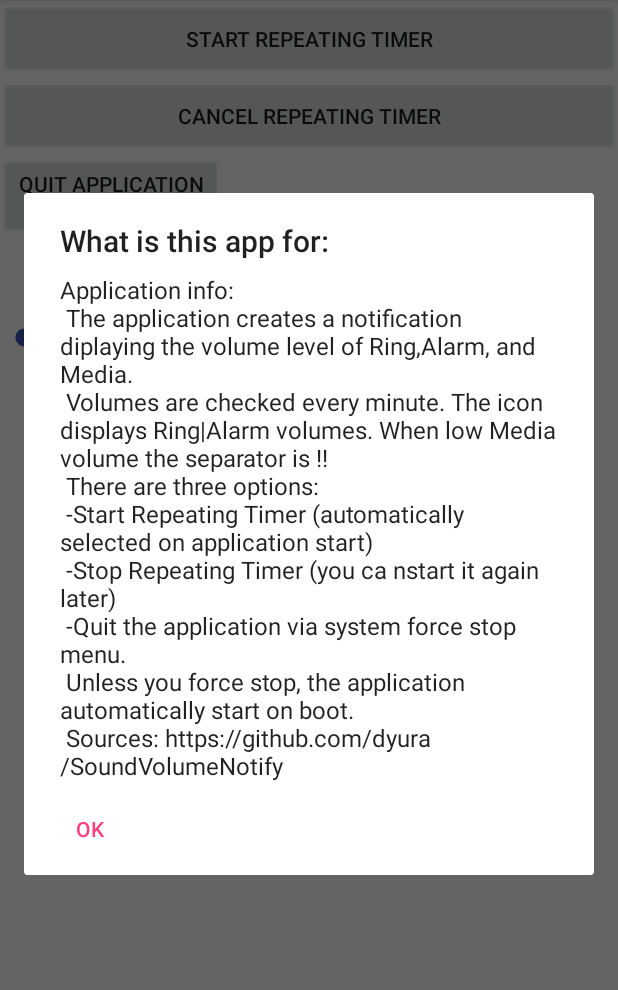
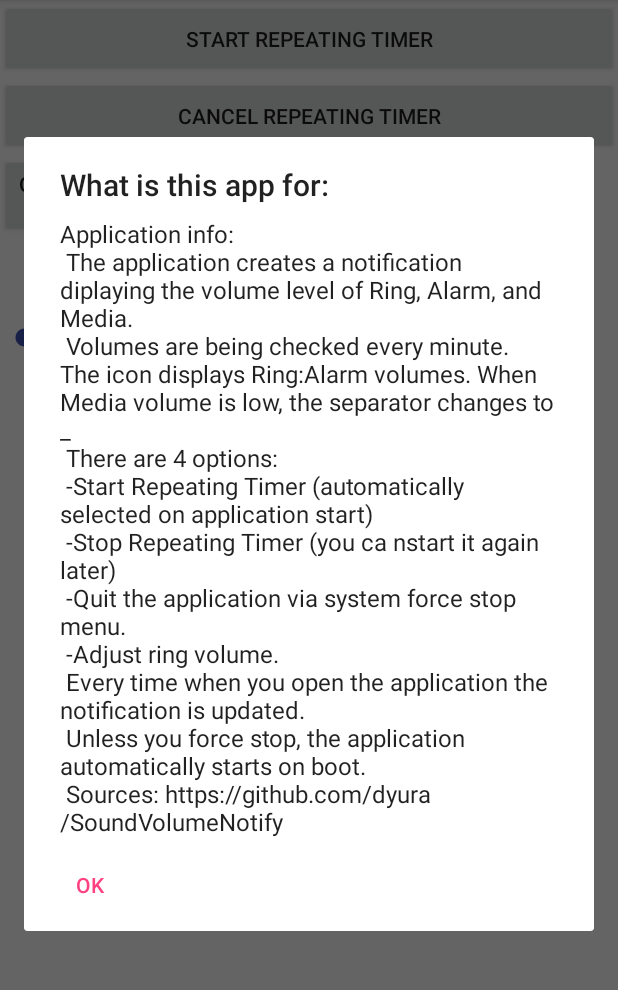
Before and after one commit to dyura/SoundVolumeNotify, an Android app: the screen it shows after launch (SoundVolumeActivity), in the options menu, after a tap on "Information", on a phone screen of 412 x 824 dp, the part 84-1074 px from its top. Run offline under Robolectric (Android 15) with nearby library versions, the phone set to English and light mode, and no system bars.

Commit message:
change the seekBar colour Changed the application icon Updated Help

```diff
--- a/app/src/main/java/soundvolume/my/soundvolumenotify/SoundVolumeActivity.java
+++ b/app/src/main/java/soundvolume/my/soundvolumenotify/SoundVolumeActivity.java
@@ -6,6 +6,8 @@ import android.app.PendingIntent;
 import android.content.Context;
 import android.content.DialogInterface;
 import android.content.Intent;
+import android.content.res.ColorStateList;
+import android.graphics.Color;
 import android.media.AudioManager;
 import android.net.Uri;
 import android.service.notification.StatusBarNotification;
@@ -91,6 +93,8 @@ public class SoundVolumeActivity extends AppCompatActivity {
         audio = (AudioManager) context.getSystemService(Context.AUDIO_SERVICE);
         //SeekBar mySeekBar=(SeekBar) findViewById(R.id.seekBar);
         seekBar.setProgress(audio.getStreamVolume(AudioManager.STREAM_RING));
+        seekBar.setProgressTintList(ColorStateList.valueOf(Color.BLUE));
+        sn.sendNotification(context,NOTIFICATION_ID);
         //audio.getStreamVolume(AudioManager.STREAM_RING);
         //audio.setStreamVolume(STREAM_RING);
     }
@@ -115,7 +119,7 @@ public class SoundVolumeActivity extends AppCompatActivity {
        PendingIntent pi = PendingIntent.getBroadcast(context, 0, intent, 0);
        am.setRepeating(AlarmManager.RTC_WAKEUP, System.currentTimeMillis(), 1000 * 60 , pi);
        Toast.makeText(context, "STARTING...", Toast.LENGTH_LONG).show();
-       sn.sendNotification(context,NOTIFICATION_ID);
+//       sn.sendNotification(context,NOTIFICATION_ID);
    }
 
    public void CancelTimer(Context context)
--- a/app/src/main/res/layout/activity_sound_volume.xml
+++ b/app/src/main/res/layout/activity_sound_volume.xml
@@ -68,5 +68,4 @@
         android:layout_height="wrap_content"
         android:max="7"
         android:thumbTint="@color/colorPrimary"/>
-
 </LinearLayout>
--- a/app/src/main/res/values/strings.xml
+++ b/app/src/main/res/values/strings.xml
@@ -6,13 +6,15 @@
     <string name="display_info">Information</string>
     <string name="quit_application_by_force_stop">Quit application\n (by Force Stop)</string>
     <string name="info">Application info:\n
-        The application creates a notification diplaying the volume level of Ring,Alarm, and Media.\n
-        Volumes are checked every minute. The icon displays Ring|Alarm volumes. When low Media volume the separator is !!\n
-        There are three options:\n
+        The application creates a notification diplaying the volume level of Ring, Alarm, and Media.\n
+        Volumes are being checked every minute. The icon displays Ring:Alarm volumes. When Media volume is low, the separator changes to  _\n
+        There are 4 options:\n
         -Start Repeating Timer (automatically selected on application start)\n
         -Stop Repeating Timer (you ca nstart it again later)\n
         -Quit the application via system force stop menu.\n
-        Unless you force stop, the application automatically start on boot.\n
+        -Adjust ring volume.\n
+        Every time when you open the application the notification is updated.\n
+        Unless you force stop, the application automatically starts on boot.\n
         Sources: https://github.com/dyura/SoundVolumeNotify
     </string>
 </resources>
```
Also changed, not shown: app/src/main/res/mipmap-hdpi/ic_launcher.png, app/src/main/res/mipmap-hdpi/ic_launcher_foreground.png, app/src/main/res/mipmap-hdpi/ic_launcher_round.png, app/src/main/res/mipmap-mdpi/ic_launcher.png, app/src/main/res/mipmap-mdpi/ic_launcher_foreground.png, app/src/main/res/mipmap-mdpi/ic_launcher_round.png, app/src/main/res/mipmap-xhdpi/ic_launcher.png, app/src/main/res/mipmap-xhdpi/ic_launcher_foreground.png, app/src/main/res/mipmap-xhdpi/ic_launcher_round.png, app/src/main/res/mipmap-xxhdpi/ic_launcher.png, app/src/main/res/mipmap-xxhdpi/ic_launcher_foreground.png, app/src/main/res/mipmap-xxhdpi/ic_launcher_round.png, app/src/main/res/mipmap-xxxhdpi/ic_launcher.png, app/src/main/res/mipmap-xxxhdpi/ic_launcher_foreground.png, 1 more files.
